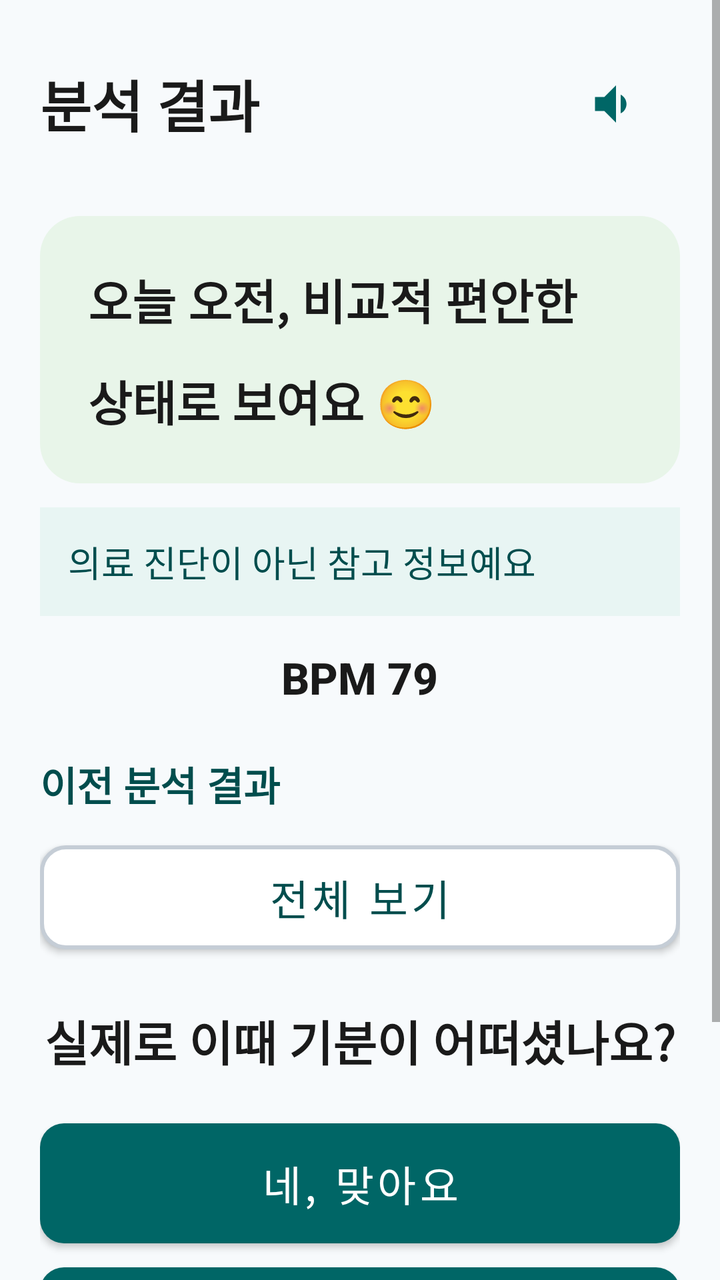
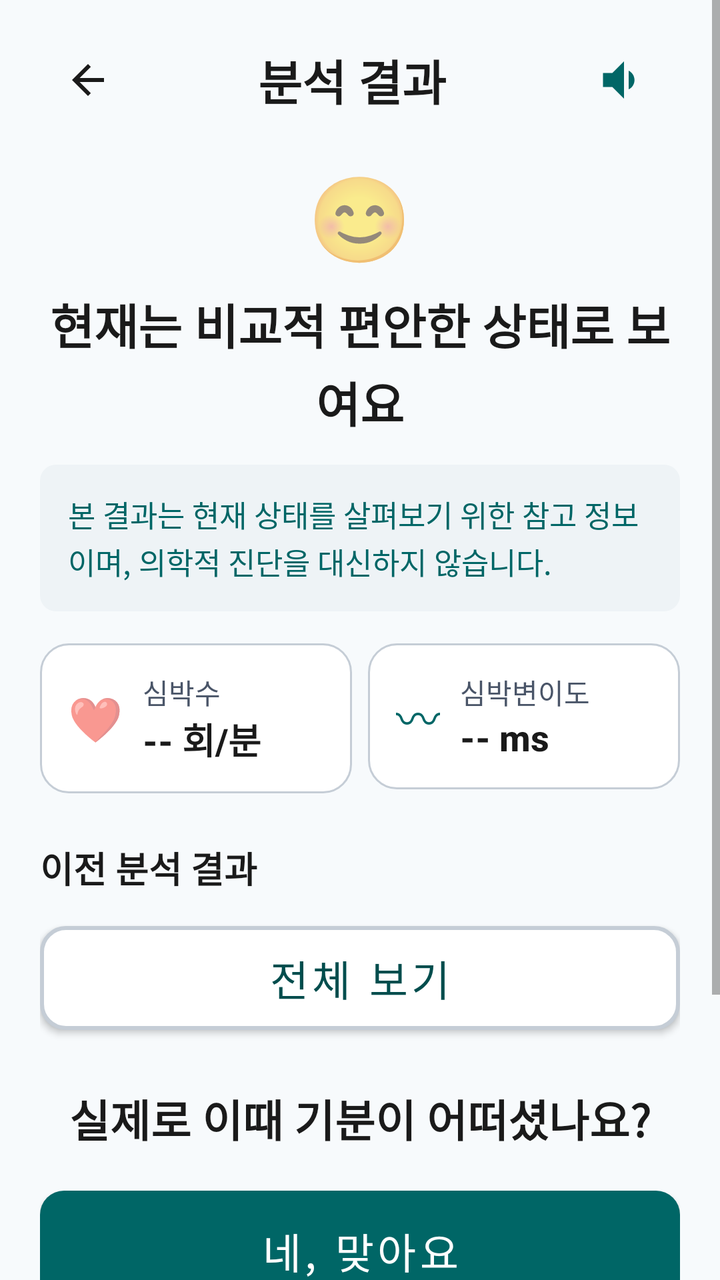

Screens rendered from an Android XML layout before and after an edit, with the pre-edit source and the edit as a unified diff.
<!-- AndroidManifest.xml: application theme Theme.TMind -->
<!-- res/layout/activity_analysis_result.xml -->
<?xml version="1.0" encoding="utf-8"?>
<ScrollView xmlns:android="http://schemas.android.com/apk/res/android"
    android:layout_width="match_parent"
    android:layout_height="match_parent"
    android:background="@color/bg_senior"
    android:fillViewport="true">

    <LinearLayout
        android:layout_width="match_parent"
        android:layout_height="wrap_content"
        android:gravity="center_horizontal"
        android:orientation="vertical"
        android:padding="20dp">

        <LinearLayout
            android:layout_width="match_parent"
            android:layout_height="wrap_content"
            android:gravity="center_vertical">
            <TextView
                android:id="@+id/tvTitle"
                style="@style/SeniorTitle"
                android:layout_width="0dp"
                android:layout_height="wrap_content"
                android:layout_weight="1"
                android:text="@string/analysis_title" />
            <ImageButton
                android:id="@+id/btnTts"
                android:layout_width="64dp"
                android:layout_height="64dp"
                android:background="?attr/selectableItemBackgroundBorderless"
                android:contentDescription="@string/read_aloud"
                android:src="@drawable/ic_speaker" />
        </LinearLayout>

        <TextView
            android:id="@+id/tvResult"
            style="@style/SeniorTitle"
            android:layout_width="match_parent"
            android:layout_height="wrap_content"
            android:layout_marginTop="24dp"
            android:background="@drawable/bg_result_bubble"
            android:padding="24dp"
            android:text="@string/result_default"
            android:textSize="24sp" />

        <TextView
            android:id="@+id/tvDisclaimer"
            style="@style/SeniorBody"
            android:layout_width="match_parent"
            android:layout_height="wrap_content"
            android:layout_marginTop="12dp"
            android:background="@color/teal_light"
            android:padding="14dp"
            android:text="@string/disclaimer"
            android:textColor="@color/teal_dark"
            android:textSize="18sp" />

        <TextView
            android:id="@+id/tvBpm"
            style="@style/SeniorBody"
            android:layout_width="wrap_content"
            android:layout_height="wrap_content"
            android:layout_marginTop="16dp"
            android:text="BPM 79"
            android:textSize="22sp"
            android:textStyle="bold" />

        <TextView
            android:id="@+id/tvPrevSection"
            style="@style/SeniorBody"
            android:layout_width="match_parent"
            android:layout_height="wrap_content"
            android:layout_marginTop="24dp"
            android:text="@string/previous_analysis_section"
            android:textColor="@color/teal_dark"
            android:textSize="20sp"
            android:textStyle="bold" />

        <LinearLayout
            android:id="@+id/prevList"
            android:layout_width="match_parent"
            android:layout_height="wrap_content"
            android:layout_marginTop="8dp"
            android:orientation="vertical" />

        <TextView
            android:id="@+id/tvPrevEmpty"
            style="@style/SeniorBody"
            android:layout_width="match_parent"
            android:layout_height="wrap_content"
            android:layout_marginTop="8dp"
            android:text="@string/previous_analysis_empty"
            android:textColor="@color/text_secondary"
            android:textSize="16sp"
            android:visibility="gone" />

        <Button
            android:id="@+id/btnViewAllAnalysis"
            style="@style/SeniorButton"
            android:layout_width="match_parent"
            android:layout_height="52dp"
            android:layout_marginTop="8dp"
            android:background="@drawable/bg_btn_outline"
            android:text="@string/view_all_analysis"
            android:textColor="@color/teal_dark" />

        <TextView
            android:id="@+id/tvFeedbackQuestion"
            style="@style/SeniorTitle"
            android:layout_width="match_parent"
            android:layout_height="wrap_content"
            android:layout_marginTop="28dp"
            android:gravity="center"
            android:text="@string/feedback_question"
            android:textSize="24sp" />

        <Button
            android:id="@+id/btnYes"
            style="@style/SeniorButton"
            android:layout_width="match_parent"
            android:layout_height="60dp"
            android:layout_marginTop="24dp"
            android:background="@drawable/bg_btn_primary"
            android:text="@string/feedback_yes"
            android:textColor="@color/white" />

        <Button
            android:id="@+id/btnNo"
            style="@style/SeniorButton"
            android:layout_width="match_parent"
            android:layout_height="60dp"
            android:layout_marginTop="12dp"
            android:background="@drawable/bg_btn_primary"
            android:text="@string/feedback_no"
            android:textColor="@color/white" />

        <Button
            android:id="@+id/btnUnknown"
            style="@style/SeniorButton"
            android:layout_width="match_parent"
            android:layout_height="60dp"
            android:layout_marginTop="12dp"
            android:layout_marginBottom="16dp"
            android:background="@drawable/bg_btn_primary"
            android:text="@string/feedback_unknown"
            android:textColor="@color/white" />
    </LinearLayout>
</ScrollView>
<!-- resources referenced by this layout -->
<resources>
  <color name="bg_senior">#F7FAFC</color>
  <color name="teal_dark">#004D4D</color>
  <color name="teal_light">#E8F5F3</color>
  <color name="text_secondary">#4A5568</color>
  <color name="white">#FFFFFFFF</color>
  <!-- drawable bg_btn_outline (drawable) -->
  <?xml version="1.0" encoding="utf-8"?>
  <shape xmlns:android="http://schemas.android.com/apk/res/android">
      <solid android:color="@color/white"/>
      <corners android:radius="12dp"/>
      <stroke android:width="2dp" android:color="@color/border_gray"/>
  </shape>
  <!-- drawable bg_btn_primary (drawable) -->
  <?xml version="1.0" encoding="utf-8"?>
  <shape xmlns:android="http://schemas.android.com/apk/res/android">
      <solid android:color="@color/teal_primary"/>
      <corners android:radius="12dp"/>
  </shape>
  <!-- drawable bg_result_bubble (drawable) -->
  <?xml version="1.0" encoding="utf-8"?>
  <shape xmlns:android="http://schemas.android.com/apk/res/android">
      <solid android:color="@color/result_green_bg"/>
      <corners android:radius="20dp"/>
  </shape>
  <!-- drawable ic_speaker (drawable) -->
  <vector xmlns:android="http://schemas.android.com/apk/res/android"
      android:width="28dp"
      android:height="28dp"
      android:viewportWidth="24"
      android:viewportHeight="24">
      <path android:fillColor="#006666" android:pathData="M3,9v6h4l5,5V4L7,9H3zM16.5,12c0,-1.77 -1.02,-3.29 -2.5,-4.03v8.05c1.48,-0.73 2.5,-2.25 2.5,-4.02z"/>
  </vector>
  <string name="analysis_title">분석 결과</string>
  <string name="disclaimer">의료 진단이 아닌 참고 정보예요</string>
  <string name="feedback_no">아니요, 달랐어요</string>
  <string name="feedback_question">실제로 이때 기분이 어떠셨나요?</string>
  <string name="feedback_unknown">잘 기억나지 않아요</string>
  <string name="feedback_yes">네, 맞아요</string>
  <string name="previous_analysis_empty">이전에 저장된 분석 결과가 없습니다</string>
  <string name="previous_analysis_section">이전 분석 결과</string>
  <string name="read_aloud">읽어주기</string>
  <string name="result_default">오늘 오전, 비교적 편안한 상태로 보여요 😊</string>
  <string name="view_all_analysis">전체 보기</string>
  <style name="SeniorBody">
          <item name="android:textSize">21sp</item>
          <item name="android:textColor">@color/black</item>
          <item name="android:lineSpacingMultiplier">1.5</item>
      </style>
  <style name="SeniorButton" parent="Widget.MaterialComponents.Button">
          <item name="android:minHeight">60dp</item>
          <item name="android:textSize">21sp</item>
          <item name="android:insetTop">0dp</item>
          <item name="android:insetBottom">0dp</item>
          <item name="cornerRadius">14dp</item>
          <item name="backgroundTint">@null</item>
          <item name="android:textAllCaps">false</item>
      </style>
  <style name="SeniorTitle">
          <item name="android:textSize">28sp</item>
          <item name="android:textColor">@color/black</item>
          <item name="android:textStyle">bold</item>
          <item name="android:lineSpacingMultiplier">1.45</item>
      </style>
  <color name="border_gray">#C5CDD6</color>
  <color name="teal_primary">#006666</color>
  <color name="result_green_bg">#E8F5E9</color>
  <color name="black">#FF1A1A1A</color>
  <!-- unchanged entries left out for length: 1 -->
</resources>

<!-- the commit's change to res/layout/activity_analysis_result.xml (unified diff, before → after) -->
@@ -8,72 +8,172 @@
     <LinearLayout
         android:layout_width="match_parent"
         android:layout_height="wrap_content"
-        android:gravity="center_horizontal"
         android:orientation="vertical"
-        android:padding="20dp">
+        android:paddingStart="20dp"
+        android:paddingTop="12dp"
+        android:paddingEnd="20dp"
+        android:paddingBottom="24dp">
 
         <LinearLayout
             android:layout_width="match_parent"
             android:layout_height="wrap_content"
             android:gravity="center_vertical">
+
+            <ImageButton
+                android:id="@+id/btnBack"
+                android:layout_width="48dp"
+                android:layout_height="48dp"
+                android:background="?attr/selectableItemBackgroundBorderless"
+                android:contentDescription="@string/prev"
+                android:src="@drawable/ic_back" />
+
             <TextView
                 android:id="@+id/tvTitle"
-                style="@style/SeniorTitle"
                 android:layout_width="0dp"
                 android:layout_height="wrap_content"
                 android:layout_weight="1"
-                android:text="@string/analysis_title" />
+                android:gravity="center"
+                android:text="@string/analysis_title"
+                android:textColor="@color/black"
+                android:textSize="24sp"
+                android:textStyle="bold" />
+
             <ImageButton
                 android:id="@+id/btnTts"
-                android:layout_width="64dp"
-                android:layout_height="64dp"
+                android:layout_width="56dp"
+                android:layout_height="56dp"
                 android:background="?attr/selectableItemBackgroundBorderless"
                 android:contentDescription="@string/read_aloud"
                 android:src="@drawable/ic_speaker" />
         </LinearLayout>
 
         <TextView
+            android:layout_width="wrap_content"
+            android:layout_height="wrap_content"
+            android:layout_gravity="center_horizontal"
+            android:layout_marginTop="12dp"
+            android:text="😊"
+            android:textSize="42sp" />
+
+        <TextView
             android:id="@+id/tvResult"
-            style="@style/SeniorTitle"
-            android:layout_width="match_parent"
-            android:layout_height="wrap_content"
-            android:layout_marginTop="24dp"
-            android:background="@drawable/bg_result_bubble"
-            android:padding="24dp"
+            android:layout_width="match_parent"
+            android:layout_height="wrap_content"
+            android:layout_marginTop="8dp"
+            android:gravity="center"
+            android:lineSpacingExtra="4dp"
             android:text="@string/result_default"
-            android:textSize="24sp" />
+            android:textColor="@color/black"
+            android:textSize="24sp"
+            android:textStyle="bold" />
 
         <TextView
             android:id="@+id/tvDisclaimer"
-            style="@style/SeniorBody"
-            android:layout_width="match_parent"
-            android:layout_height="wrap_content"
-            android:layout_marginTop="12dp"
-            android:background="@color/teal_light"
+            android:layout_width="match_parent"
+            android:layout_height="wrap_content"
+            android:layout_marginTop="14dp"
+            android:background="@drawable/bg_disclaimer_bar"
+            android:lineSpacingExtra="2dp"
             android:padding="14dp"
             android:text="@string/disclaimer"
-            android:textColor="@color/teal_dark"
-            android:textSize="18sp" />
-
-        <TextView
-            android:id="@+id/tvBpm"
-            style="@style/SeniorBody"
-            android:layout_width="wrap_content"
+            android:textColor="@color/teal_primary"
+            android:textSize="15sp" />
+
+        <LinearLayout
+            android:layout_width="match_parent"
             android:layout_height="wrap_content"
             android:layout_marginTop="16dp"
-            android:text="BPM 79"
-            android:textSize="22sp"
-            android:textStyle="bold" />
+            android:orientation="horizontal">
+
+            <LinearLayout
+                android:layout_width="0dp"
+                android:layout_height="wrap_content"
+                android:layout_marginEnd="8dp"
+                android:layout_weight="1"
+                android:background="@drawable/bg_metric_card"
+                android:gravity="center_vertical"
+                android:orientation="horizontal"
+                android:padding="14dp">
+
+                <TextView
+                    android:layout_width="wrap_content"
+                    android:layout_height="wrap_content"
+                    android:text="❤"
+                    android:textSize="22sp" />
+
+                <LinearLayout
+                    android:layout_width="wrap_content"
+                    android:layout_height="wrap_content"
+                    android:layout_marginStart="10dp"
+                    android:orientation="vertical">
+
+                    <TextView
+                        android:layout_width="wrap_content"
+                        android:layout_height="wrap_content"
+                        android:text="@string/bpm_label"
+                        android:textColor="@color/text_secondary"
+                        android:textSize="14sp" />
+
+                    <TextView
+                        android:id="@+id/tvBpm"
+                        android:layout_width="wrap_content"
+                        android:layout_height="wrap_content"
+                        android:text="-- 회/분"
+                        android:textColor="@color/black"
+                        android:textSize="18sp"
+                        android:textStyle="bold" />
+                </LinearLayout>
+            </LinearLayout>
+
+            <LinearLayout
+                android:layout_width="0dp"
+                android:layout_height="wrap_content"
+                android:layout_weight="1"
+                android:background="@drawable/bg_metric_card"
+                android:gravity="center_vertical"
+                android:orientation="horizontal"
+                android:padding="14dp">
+
+                <TextView
+                    android:layout_width="wrap_content"
+                    android:layout_height="wrap_content"
+                    android:text="〰"
+                    android:textColor="@color/teal_primary"
+                    android:textSize="22sp" />
+
+                <LinearLayout
+                    android:layout_width="wrap_content"
+                    android:layout_height="wrap_content"
+                    android:layout_marginStart="10dp"
+                    android:orientation="vertical">
+
+                    <TextView
+                        android:layout_width="wrap_content"
+                        android:layout_height="wrap_content"
+                        android:text="@string/hrv_ms_label"
+                        android:textColor="@color/text_secondary"
+                        android:textSize="14sp" />
+
+                    <TextView
+                        android:id="@+id/tvHrv"
+                        android:layout_width="wrap_content"
+                        android:layout_height="wrap_content"
+                        android:text="-- ms"
+                        android:textColor="@color/black"
+                        android:textSize="18sp"
+                        android:textStyle="bold" />
+                </LinearLayout>
+            </LinearLayout>
+        </LinearLayout>
 
         <TextView
             android:id="@+id/tvPrevSection"
-            style="@style/SeniorBody"
             android:layout_width="match_parent"
             android:layout_height="wrap_content"
             android:layout_marginTop="24dp"
             android:text="@string/previous_analysis_section"
-            android:textColor="@color/teal_dark"
-            android:textSize="20sp"
+            android:textColor="@color/black"
+            android:textSize="18sp"
             android:textStyle="bold" />
 
         <LinearLayout
@@ -85,13 +185,12 @@
 
         <TextView
             android:id="@+id/tvPrevEmpty"
-            style="@style/SeniorBody"
             android:layout_width="match_parent"
             android:layout_height="wrap_content"
             android:layout_marginTop="8dp"
             android:text="@string/previous_analysis_empty"
             android:textColor="@color/text_secondary"
-            android:textSize="16sp"
+            android:textSize="15sp"
             android:visibility="gone" />
 
         <Button
@@ -106,20 +205,21 @@
 
         <TextView
             android:id="@+id/tvFeedbackQuestion"
-            style="@style/SeniorTitle"
             android:layout_width="match_parent"
             android:layout_height="wrap_content"
             android:layout_marginTop="28dp"
             android:gravity="center"
             android:text="@string/feedback_question"
-            android:textSize="24sp" />
+            android:textColor="@color/black"
+            android:textSize="22sp"
+            android:textStyle="bold" />
 
         <Button
             android:id="@+id/btnYes"
             style="@style/SeniorButton"
             android:layout_width="match_parent"
             android:layout_height="60dp"
-            android:layout_marginTop="24dp"
+            android:layout_marginTop="20dp"
             android:background="@drawable/bg_btn_primary"
             android:text="@string/feedback_yes"
             android:textColor="@color/white" />
@@ -140,7 +240,6 @@
             android:layout_width="match_parent"
             android:layout_height="60dp"
             android:layout_marginTop="12dp"
-            android:layout_marginBottom="16dp"
             android:background="@drawable/bg_btn_primary"
             android:text="@string/feedback_unknown"
             android:textColor="@color/white" />
<!-- resource entries referenced after the edit -->
@@ -2,7 +2,6 @@
 <resources>
   <color name="bg_senior">#F7FAFC</color>
   <color name="teal_dark">#004D4D</color>
-  <color name="teal_light">#E8F5F3</color>
   <color name="text_secondary">#4A5568</color>
   <color name="white">#FFFFFFFF</color>
   <!-- drawable bg_btn_outline (drawable) -->
@@ -18,12 +17,27 @@
       <solid android:color="@color/teal_primary"/>
       <corners android:radius="12dp"/>
   </shape>
-  <!-- drawable bg_result_bubble (drawable) -->
+  <!-- drawable bg_disclaimer_bar (drawable) -->
   <?xml version="1.0" encoding="utf-8"?>
   <shape xmlns:android="http://schemas.android.com/apk/res/android">
-      <solid android:color="@color/result_green_bg"/>
-      <corners android:radius="20dp"/>
+      <solid android:color="#EEF3F6" />
+      <corners android:radius="8dp" />
   </shape>
+  <!-- drawable bg_metric_card (drawable) -->
+  <?xml version="1.0" encoding="utf-8"?>
+  <shape xmlns:android="http://schemas.android.com/apk/res/android">
+      <solid android:color="@color/white" />
+      <corners android:radius="14dp" />
+      <stroke android:width="1dp" android:color="@color/border_gray" />
+  </shape>
+  <!-- drawable ic_back (drawable) -->
+  <vector xmlns:android="http://schemas.android.com/apk/res/android"
+      android:width="24dp"
+      android:height="24dp"
+      android:viewportWidth="24"
+      android:viewportHeight="24">
+      <path android:fillColor="#1A1A1A" android:pathData="M20,11H7.83l5.59,-5.59L12,4l-8,8 8,8 1.41,-1.41L7.83,13H20v-2z"/>
+  </vector>
   <!-- drawable ic_speaker (drawable) -->
   <vector xmlns:android="http://schemas.android.com/apk/res/android"
       android:width="28dp"
@@ -33,21 +47,19 @@
       <path android:fillColor="#006666" android:pathData="M3,9v6h4l5,5V4L7,9H3zM16.5,12c0,-1.77 -1.02,-3.29 -2.5,-4.03v8.05c1.48,-0.73 2.5,-2.25 2.5,-4.02z"/>
   </vector>
   <string name="analysis_title">분석 결과</string>
-  <string name="disclaimer">의료 진단이 아닌 참고 정보예요</string>
+  <string name="bpm_label">심박수</string>
+  <string name="disclaimer">본 결과는 현재 상태를 살펴보기 위한 참고 정보이며, 의학적 진단을 대신하지 않습니다.</string>
   <string name="feedback_no">아니요, 달랐어요</string>
   <string name="feedback_question">실제로 이때 기분이 어떠셨나요?</string>
   <string name="feedback_unknown">잘 기억나지 않아요</string>
   <string name="feedback_yes">네, 맞아요</string>
+  <string name="hrv_ms_label">심박변이도</string>
+  <string name="prev">이전</string>
   <string name="previous_analysis_empty">이전에 저장된 분석 결과가 없습니다</string>
   <string name="previous_analysis_section">이전 분석 결과</string>
   <string name="read_aloud">읽어주기</string>
-  <string name="result_default">오늘 오전, 비교적 편안한 상태로 보여요 😊</string>
+  <string name="result_default">현재는 비교적 편안한 상태로 보여요</string>
   <string name="view_all_analysis">전체 보기</string>
-  <style name="SeniorBody">
-          <item name="android:textSize">21sp</item>
-          <item name="android:textColor">@color/black</item>
-          <item name="android:lineSpacingMultiplier">1.5</item>
-      </style>
   <style name="SeniorButton" parent="Widget.MaterialComponents.Button">
           <item name="android:minHeight">60dp</item>
           <item name="android:textSize">21sp</item>
@@ -57,15 +69,8 @@
           <item name="backgroundTint">@null</item>
           <item name="android:textAllCaps">false</item>
       </style>
-  <style name="SeniorTitle">
-          <item name="android:textSize">28sp</item>
-          <item name="android:textColor">@color/black</item>
-          <item name="android:textStyle">bold</item>
-          <item name="android:lineSpacingMultiplier">1.45</item>
-      </style>
   <color name="border_gray">#C5CDD6</color>
   <color name="teal_primary">#006666</color>
-  <color name="result_green_bg">#E8F5E9</color>
   <color name="black">#FF1A1A1A</color>
   <!-- unchanged entries left out for length: 1 -->
 </resources>
